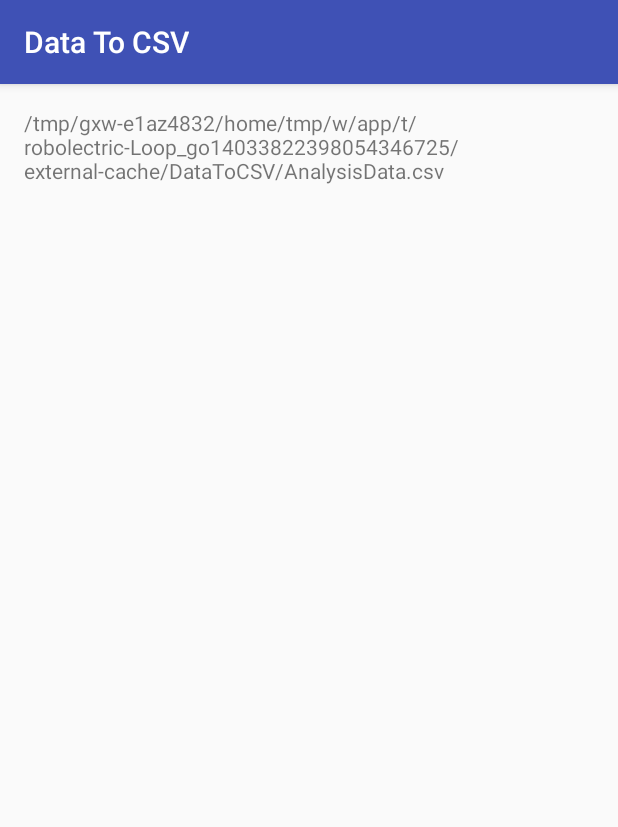
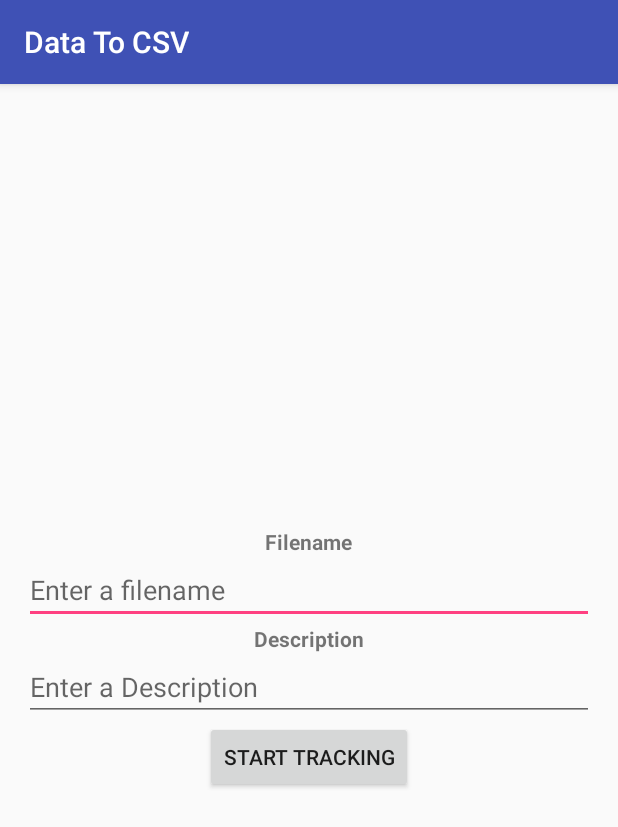
Before and after one commit to sbobhate/Accident-Detection-App, an Android app: the screen it shows after launch (MainActivity), on a phone screen of 412 x 824 dp. Shown: the top 827 px of the screen. Run offline under Robolectric (Android 15) with nearby library versions, the phone set to English and light mode, and no system bars.

Commit message:
Added Acceleration Capture
Writing Acceleration Data to the CSV file

```diff
--- a/DataToCSV/app/src/main/java/shantanubobhate/datatocsv/MainActivity.java
+++ b/DataToCSV/app/src/main/java/shantanubobhate/datatocsv/MainActivity.java
@@ -1,8 +1,14 @@
 package shantanubobhate.datatocsv;
 
+import android.hardware.Sensor;
+import android.hardware.SensorEvent;
+import android.hardware.SensorEventListener;
+import android.hardware.SensorManager;
 import android.support.v7.app.AppCompatActivity;
 import android.os.Bundle;
-import android.widget.TextView;
+import android.view.View;
+import android.widget.Button;
+import android.widget.EditText;
 
 import com.opencsv.CSVWriter;
 
@@ -10,7 +16,7 @@ import java.io.File;
 import java.io.FileWriter;
 import java.io.IOException;
 
-public class MainActivity extends AppCompatActivity {
+public class MainActivity extends AppCompatActivity implements SensorEventListener {
 
 
     /*
@@ -27,60 +33,107 @@ public class MainActivity extends AppCompatActivity {
      */
 
     private FileWriter mFileWriter;
-    private TextView textViewPath;
+    private EditText editTextFilename, editTextDescription;
+    private Button buttonTracking;
+    private Boolean isTracking = false;
+    private File dir;
+    private CSVWriter writer;
+    private String[] dataContainer = {"Acceleration X", "Acceleration Y", "Acceleration Z", "..."};
+    private Sensor accelerometer;
+    private SensorManager mSensorManger;
 
     @Override
     protected void onCreate(Bundle savedInstanceState) {
         super.onCreate(savedInstanceState);
         setContentView(R.layout.activity_main);
 
-        textViewPath = (TextView) findViewById(R.id.textViewPath);
+        // Initialize Views
+        editTextFilename = (EditText) findViewById(R.id.editTextFilename);
+        editTextDescription = (EditText) findViewById(R.id.editTextDescription);
+        buttonTracking = (Button) findViewById(R.id.buttonTracking);
 
         // Get the root directory
-        // This is the Device Storage
+        // .. This is the Device Storage
         File root = android.os.Environment.getExternalStorageDirectory();
-        // Get the path to the new directory to create
-        File dir = new File(root.getAbsolutePath() + "/DataToCSV");
-        // Check if this directory exists
-        if (!dir.exists()) {
-            dir.mkdirs();   // Create a new directory called DataToCSV
+        dir = new File(root.getAbsolutePath() + "/DataToCSV");              // Get the path to the new directory to create
+        if (!dir.exists()) {                                                // Check if this directory exists
+            dir.mkdirs();                                                   // Create a new directory called DataToCSV
         }
-        String fileName = "AnalysisData.csv";   // Declaring the file name
-        // Create new File object
-        File f = new File(dir, fileName);
 
-        String filePath = f.getAbsolutePath();  // Get the absolute path to the file
-        textViewPath.setText(filePath);
-        // Create the CSVWrite object which is from the opencsv library
-        CSVWriter writer = null;
-        if(f.exists() && !f.isDirectory()){
+        mSensorManger = (SensorManager) getSystemService(SENSOR_SERVICE);
+        accelerometer = mSensorManger.getDefaultSensor(Sensor.TYPE_ACCELEROMETER);
+        mSensorManger.registerListener(this, accelerometer, SensorManager.SENSOR_DELAY_NORMAL);
+    }
+
+    public void toggleTracking(View view) {
+        if (isTracking) {
+            isTracking = false;
+            buttonTracking.setText("Start Tracking");
             try {
-                mFileWriter = new FileWriter(filePath , true);
+                writer.close();                                                 // Close writer stream
             } catch (IOException e) {
                 e.printStackTrace();
             }
-            writer = new CSVWriter(mFileWriter);
+        } else {
+            isTracking = true;
+            buttonTracking.setText("Stop Tracking");
+
+            String fileName = editTextFilename.getText().toString() + ".csv";   // Get the filename
+            String description = editTextDescription.getText().toString();
+
+            File f = new File(dir, fileName);                                   // Create a new file
+            String filePath = f.getAbsolutePath();                              // Get the absolute path to the file
+            writer = null;                                                      // Create the CSVWrite object which is from the opencsv library
+            if (f.exists() && !f.isDirectory()) {
+                try {
+                    mFileWriter = new FileWriter(filePath, true);              // Initialize file writer
+                } catch (IOException e) {
+                    e.printStackTrace();
                 }
-        else {
+                writer = new CSVWriter(mFileWriter);                            // Initialize opencsv writer
+            } else {
                 try {
-                writer = new CSVWriter(new FileWriter(filePath));
+                    writer = new CSVWriter(new FileWriter(filePath));           // Initialize opencsv writer
                 } catch (IOException e) {
                     e.printStackTrace();
                 }
             }
 
+            // Write Headers
+            writer.writeNext(dataContainer);
+        }
+    }
+
+    @Override
+    public void onSensorChanged(SensorEvent event) {
+        // Only write to csv if app isTracking
+        if (isTracking) {
+
             // THIS IS WHERE THE DATA IS WRITTEN //
-        String[] data = {"Acceleration", "Latitude", "Longitude", "..."};
+            double ValueX = (Math.round(event.values[0]*1000)/1000.0);
+            double ValueY = (Math.round(event.values[1]*1000)/1000.0);
+            double ValueZ = (Math.round(event.values[2]*1000)/1000.0);
 
-        writer.writeNext(data);
+            dataContainer[0] = "" + ValueX;
+            dataContainer[1] = "" + ValueY;
+            dataContainer[2] = "" + ValueZ;
+            dataContainer[3] = "...";
 
-        String[] value = {"4", "10", "101", "..."};
-        writer.writeNext(value);
+            writer.writeNext(dataContainer);
             ///////////////////////////////////////
-        // Find
+        }
+    }
 
+    @Override
+    public void onAccuracyChanged(Sensor sensor, int accuracy) {
+
+    }
+
+    @Override
+    protected void onStop() {
+        super.onStop();
         try {
-            writer.close();
+            writer.close();                                                 // Close writer stream
         } catch (IOException e) {
             e.printStackTrace();
         }
--- a/DataToCSV/app/src/main/res/layout/activity_main.xml
+++ b/DataToCSV/app/src/main/res/layout/activity_main.xml
@@ -10,9 +10,44 @@
     android:paddingTop="@dimen/activity_vertical_margin"
     tools:context="shantanubobhate.datatocsv.MainActivity">
 
-    <TextView
-        android:id="@+id/textViewPath"
-        android:layout_width="wrap_content"
+    <LinearLayout
+        android:layout_width="match_parent"
         android:layout_height="wrap_content"
-        android:text="Hello World!" />
+        android:layout_centerVertical="true"
+        android:layout_centerInParent="true"
+        android:gravity="center"
+        android:orientation="vertical">
+
+        <TextView
+            android:layout_width="wrap_content"
+            android:layout_height="wrap_content"
+            android:text="Filename"
+            android:textStyle="bold"/>
+
+        <EditText
+            android:id="@+id/editTextFilename"
+            android:layout_width="match_parent"
+            android:layout_height="wrap_content"
+            android:hint="Enter a filename"/>
+
+        <TextView
+            android:layout_width="wrap_content"
+            android:layout_height="wrap_content"
+            android:text="Description"
+            android:textStyle="bold"/>
+
+        <EditText
+            android:id="@+id/editTextDescription"
+            android:layout_width="match_parent"
+            android:layout_height="wrap_content"
+            android:hint="Enter a Description"/>
+
+        <Button
+            android:id="@+id/buttonTracking"
+            android:layout_width="wrap_content"
+            android:layout_height="wrap_content"
+            android:text="Start Tracking"
+            android:onClick="toggleTracking"/>
+
+    </LinearLayout>
 </RelativeLayout>
```
Lines whose indentation alone changed are shown as unchanged.
